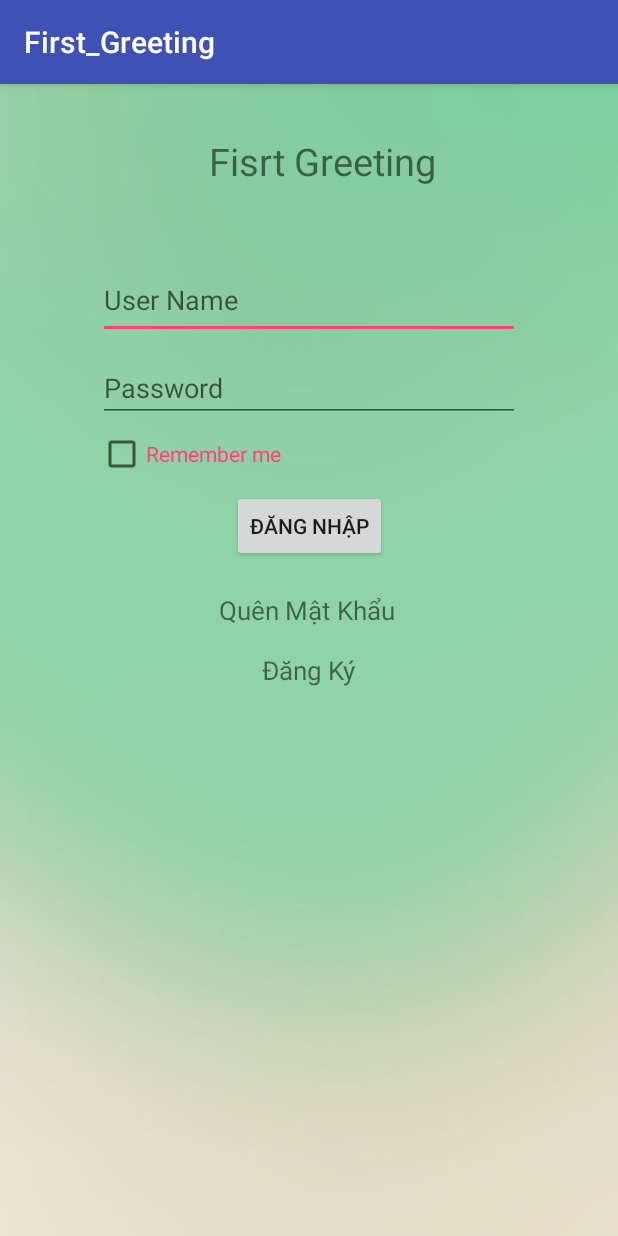
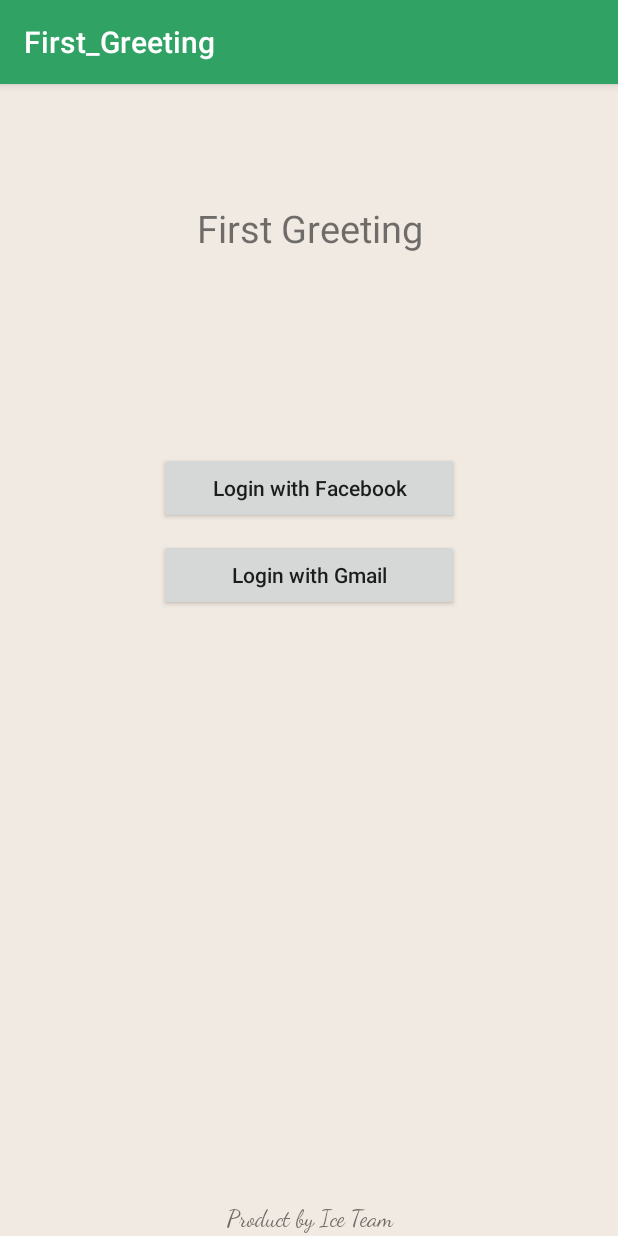
Before and after one commit to haihmse04631/First-Greeting-old, an Android app: the screen it shows after launch (MainActivity), on a phone screen of 412 x 824 dp. Run offline under Robolectric (Android 15) with nearby library versions, the phone set to English and light mode, and no system bars.

Commit message:
Update display For Login Facebook and Gmail
Bên trong đã có 2 class Login for facebook và Gmail. vì chưa có gì bên trong đó nên t để 2 nút liên kết tạm đến class FirstGreetingMain. ae ai làm đến thì đổi class bên trong phần Intent tương ứng mỗi nút là đc nhé. Thôi sập đây. :3

```diff
--- a/Sources/First_Greeting/app/src/main/AndroidManifest.xml
+++ b/Sources/First_Greeting/app/src/main/AndroidManifest.xml
@@ -21,7 +21,9 @@
         <activity
             android:name=".FirstGreetingMain"
             android:label="@string/title_activity_first_greeting_main"
-            android:theme="@style/AppTheme.NoActionBar"></activity>
+            android:theme="@style/AppTheme.NoActionBar" />
+        <activity android:name=".LoginWithFacebook" />
+        <activity android:name=".LoginWithGmail"></activity>
     </application>
 
 </manifest>
--- /dev/null
+++ b/Sources/First_Greeting/app/src/main/java/com/example/haihm/first_greeting/LoginWithFacebook.java
@@ -0,0 +1,13 @@
+package com.example.haihm.first_greeting;
+
+import android.support.v7.app.AppCompatActivity;
+import android.os.Bundle;
+
+public class LoginWithFacebook extends AppCompatActivity {
+
+    @Override
+    protected void onCreate(Bundle savedInstanceState) {
+        super.onCreate(savedInstanceState);
+        setContentView(R.layout.activity_login_with_facebook);
+    }
+}
--- /dev/null
+++ b/Sources/First_Greeting/app/src/main/java/com/example/haihm/first_greeting/LoginWithGmail.java
@@ -0,0 +1,13 @@
+package com.example.haihm.first_greeting;
+
+import android.support.v7.app.AppCompatActivity;
+import android.os.Bundle;
+
+public class LoginWithGmail extends AppCompatActivity {
+
+    @Override
+    protected void onCreate(Bundle savedInstanceState) {
+        super.onCreate(savedInstanceState);
+        setContentView(R.layout.activity_login_with_gmail);
+    }
+}
--- a/Sources/First_Greeting/app/src/main/java/com/example/haihm/first_greeting/MainActivity.java
+++ b/Sources/First_Greeting/app/src/main/java/com/example/haihm/first_greeting/MainActivity.java
@@ -12,9 +12,8 @@ import org.w3c.dom.Text;
 
 public class MainActivity extends AppCompatActivity {
 
-    Button btnLogin;
-    EditText edtUserName, edtPassword;
-    TextView tvForgetPassword, tvSignUp;
+    Button btnLoginFacebook, btnLoginGmail;
+
 
 
     @Override
@@ -24,23 +23,7 @@ public class MainActivity extends AppCompatActivity {
 
         AnhXa();
 
-        tvSignUp.setOnClickListener(new View.OnClickListener() {
-            @Override
-            public void onClick(View v) {
-                Intent intent = new Intent(MainActivity.this, SignUp.class);
-                startActivity(intent);
-            }
-        });
-
-        tvForgetPassword.setOnClickListener(new View.OnClickListener() {
-            @Override
-            public void onClick(View v) {
-                Intent intent = new Intent(MainActivity.this, ForgetPassword.class);
-                startActivity(intent);
-            }
-        });
-
-        btnLogin.setOnClickListener(new View.OnClickListener() {
+        btnLoginFacebook.setOnClickListener(new View.OnClickListener() {
             @Override
             public void onClick(View v) {
                 Intent intent = new Intent(MainActivity.this, FirstGreetingMain.class);
@@ -48,15 +31,19 @@ public class MainActivity extends AppCompatActivity {
             }
         });
 
+        btnLoginGmail.setOnClickListener(new View.OnClickListener() {
+            @Override
+            public void onClick(View v) {
+                Intent intent = new Intent(MainActivity.this, FirstGreetingMain.class);
+                startActivity(intent);
+            }
+        });
 
     }
 
     void AnhXa(){
-        btnLogin = (Button) findViewById(R.id.btnLogin);
-        edtUserName = (EditText) findViewById(R.id.edtUserName);
-        edtPassword = (EditText) findViewById(R.id.edtPassword);
-        tvForgetPassword = (TextView) findViewById(R.id.tvForgetPassword);
-        tvSignUp = (TextView) findViewById(R.id.tvSignUp);
+        btnLoginFacebook = (Button) findViewById(R.id.btnLoginFacebook);
+        btnLoginGmail = (Button) findViewById(R.id.btnLoginWithGmail);
     }
 
 
--- a/Sources/First_Greeting/app/src/main/res/layout/activity_first_greeting_main.xml
+++ b/Sources/First_Greeting/app/src/main/res/layout/activity_first_greeting_main.xml
@@ -7,6 +7,14 @@
     android:layout_height="match_parent"
     android:fitsSystemWindows="true"
     tools:context="com.example.haihm.first_greeting.FirstGreetingMain">
+
+    <android.support.design.widget.FloatingActionButton
+        android:id="@+id/fab"
+        android:layout_width="wrap_content"
+        android:layout_height="wrap_content"
+        android:layout_gravity="end|bottom"
+        android:layout_margin="@dimen/fab_margin"
+        app:srcCompat="@android:drawable/ic_dialog_email" />
 
     <android.support.design.widget.AppBarLayout
         android:id="@+id/appbar"
@@ -24,16 +32,17 @@
             app:popupTheme="@style/AppTheme.PopupOverlay">
 
             <RelativeLayout
-                android:layout_marginTop="15dp"
                 android:layout_width="match_parent"
-                android:layout_height="wrap_content">
+                android:layout_height="wrap_content"
+                android:layout_marginTop="15dp">
+
                 <TextView
+                    android:layout_width="wrap_content"
+                    android:layout_height="wrap_content"
                     android:layout_centerInParent="true"
                     android:text="First Greeting"
                     android:textSize="25sp"
-                    android:textStyle="bold"
-                    android:layout_width="wrap_content"
-                    android:layout_height="wrap_content" />
+                    android:textStyle="bold" />
 
                 <ImageButton
                     android:id="@+id/btnBackToMain"
@@ -56,19 +65,11 @@
 
     </android.support.design.widget.AppBarLayout>
 
-    <android.support.design.widget.FloatingActionButton
-        android:id="@+id/fab"
-        android:layout_width="wrap_content"
-        android:layout_height="wrap_content"
-        android:layout_gravity="end|bottom"
-        android:layout_margin="@dimen/fab_margin"
-        app:srcCompat="@android:drawable/ic_dialog_email" />
-
     <android.support.v4.view.ViewPager
-        android:background="@drawable/background"
         android:id="@+id/container"
         android:layout_width="match_parent"
         android:layout_height="match_parent"
+        android:background="@drawable/background"
         app:layout_behavior="@string/appbar_scrolling_view_behavior" />
 
 </android.support.design.widget.CoordinatorLayout>
--- /dev/null
+++ b/Sources/First_Greeting/app/src/main/res/layout/activity_login_with_facebook.xml
@@ -0,0 +1,10 @@
+<?xml version="1.0" encoding="utf-8"?>
+<android.support.constraint.ConstraintLayout xmlns:android="http://schemas.android.com/apk/res/android"
+    xmlns:app="http://schemas.android.com/apk/res-auto"
+    xmlns:tools="http://schemas.android.com/tools"
+    android:layout_width="match_parent"
+    android:layout_height="match_parent"
+    android:background="@drawable/background"
+    tools:context="com.example.haihm.first_greeting.LoginWithFacebook">
+
+</android.support.constraint.ConstraintLayout>
--- /dev/null
+++ b/Sources/First_Greeting/app/src/main/res/layout/activity_login_with_gmail.xml
@@ -0,0 +1,10 @@
+<?xml version="1.0" encoding="utf-8"?>
+<android.support.constraint.ConstraintLayout xmlns:android="http://schemas.android.com/apk/res/android"
+    xmlns:app="http://schemas.android.com/apk/res-auto"
+    xmlns:tools="http://schemas.android.com/tools"
+    android:layout_width="match_parent"
+    android:layout_height="match_parent"
+    android:background="@drawable/background"
+    tools:context="com.example.haihm.first_greeting.LoginWithGmail">
+
+</android.support.constraint.ConstraintLayout>
--- a/Sources/First_Greeting/app/src/main/res/layout/activity_main.xml
+++ b/Sources/First_Greeting/app/src/main/res/layout/activity_main.xml
@@ -1,109 +1,72 @@
 <?xml version="1.0" encoding="utf-8"?>
-<android.support.constraint.ConstraintLayout xmlns:android="http://schemas.android.com/apk/res/android"
-    xmlns:app="http://schemas.android.com/apk/res-auto"
-    xmlns:tools="http://schemas.android.com/tools"
+<LinearLayout
+    android:orientation="vertical"
+    android:background="@drawable/background"
+    android:layout_height="match_parent"
     android:layout_width="match_parent"
-    android:layout_height="match_parent"
-    android:background="@drawable/background"
-    tools:context="com.example.haihm.first_greeting.MainActivity">
+    android:weightSum="10"
+    xmlns:android="http://schemas.android.com/apk/res/android">
 
-    <TextView
-        android:textSize="25sp"
-        android:id="@+id/tvAppName"
-        android:layout_width="wrap_content"
-        android:layout_height="wrap_content"
-        android:layout_marginTop="34dp"
-        android:text="Fisrt Greeting"
 
-        app:layout_constraintTop_toTopOf="parent"
-        android:layout_marginRight="100dp"
-        app:layout_constraintRight_toRightOf="parent"
-        android:layout_marginLeft="8dp"
-        app:layout_constraintLeft_toLeftOf="parent"
-        app:layout_constraintHorizontal_bias="0.859" />
+    <RelativeLayout
+        android:layout_weight="2.5"
+        android:layout_width="match_parent"
+        android:layout_height="0dp">
+        <TextView
+            android:gravity="center"
+            android:textSize="25sp"
+            android:text="First Greeting"
+            android:layout_width="match_parent"
+            android:layout_height="match_parent" />
+    </RelativeLayout>
+    <LinearLayout
+        android:layout_weight="0.5"
+        android:layout_width="match_parent"
+        android:layout_height="0dp"></LinearLayout>
 
-    <EditText
-        android:id="@+id/edtUserName"
-        android:layout_width="0dp"
-        android:layout_height="51dp"
-        android:layout_marginLeft="65dp"
-        android:layout_marginRight="65dp"
-        android:layout_marginTop="50dp"
-        android:ems="10"
-        android:hint="User Name"
-        android:inputType="textPersonName"
-        app:layout_constraintHorizontal_bias="0.0"
-        app:layout_constraintLeft_toLeftOf="parent"
-        app:layout_constraintRight_toRightOf="parent"
-        app:layout_constraintTop_toBottomOf="@+id/tvAppName" />
+    <LinearLayout
+        android:orientation="vertical"
+        android:layout_weight="3"
+        android:layout_width="match_parent"
+        android:layout_height="0dp">
 
-    <EditText
-        android:id="@+id/edtPassword"
-        android:layout_width="0dp"
-        android:layout_height="wrap_content"
-        android:layout_marginLeft="65dp"
-        android:layout_marginRight="65dp"
-        android:layout_marginTop="10dp"
-        android:ems="10"
-        android:hint="Password"
-        android:inputType="textPassword"
-        app:layout_constraintHorizontal_bias="0.0"
-        app:layout_constraintLeft_toLeftOf="parent"
-        app:layout_constraintRight_toRightOf="parent"
-        app:layout_constraintTop_toBottomOf="@+id/edtUserName" />
+        <Button
+            android:id="@+id/btnLoginFacebook"
+            android:layout_marginTop="15dp"
+            android:layout_gravity="center_horizontal"
+            android:textAllCaps="false"
+            android:text="Login with Facebook"
+            android:layout_width="200dp"
+            android:layout_height="wrap_content" />
 
-    <Button
-        android:id="@+id/btnLogin"
-        android:layout_width="wrap_content"
-        android:layout_height="wrap_content"
-        android:text="Đăng Nhập"
-        android:layout_marginTop="45dp"
-        app:layout_constraintTop_toBottomOf="@+id/edtPassword"
-        android:layout_marginLeft="8dp"
-        app:layout_constraintLeft_toLeftOf="parent"
-        android:layout_marginRight="8dp"
-        app:layout_constraintRight_toRightOf="parent"
-        app:layout_constraintHorizontal_bias="0.501" />
+        <Button
+            android:id="@+id/btnLoginWithGmail"
+            android:layout_width="200dp"
+            android:layout_height="wrap_content"
+            android:layout_gravity="center_horizontal"
+            android:layout_marginTop="10dp"
+            android:text="Login with Gmail"
+            android:textAllCaps="false" />
 
-    <TextView
-        android:textSize="17sp"
-        android:id="@+id/tvForgetPassword"
-        android:layout_width="wrap_content"
-        android:layout_height="wrap_content"
-        android:layout_marginLeft="44dp"
-        android:layout_marginRight="8dp"
-        android:layout_marginTop="20dp"
-        android:text="Quên Mật Khẩu"
-        app:layout_constraintHorizontal_bias="0.421"
-        app:layout_constraintLeft_toLeftOf="parent"
-        app:layout_constraintRight_toRightOf="parent"
-        app:layout_constraintTop_toBottomOf="@+id/btnLogin" />
+    </LinearLayout>
 
-    <TextView
-        android:id="@+id/tvSignUp"
-        android:layout_width="wrap_content"
-        android:layout_height="wrap_content"
-        android:layout_marginLeft="8dp"
-        android:layout_marginRight="8dp"
-        android:layout_marginTop="16dp"
-        android:text="Đăng Ký"
-        android:textSize="17sp"
-        app:layout_constraintLeft_toLeftOf="parent"
-        app:layout_constraintRight_toRightOf="parent"
-        app:layout_constraintTop_toBottomOf="@+id/tvForgetPassword" />
+    <RelativeLayout
+        android:orientation="vertical"
+        android:layout_weight="4"
+        android:layout_width="match_parent"
+        android:layout_height="0dp">
 
-    <CheckBox
-        android:textColor="@color/colorAccent"
-        android:id="@+id/cbRememberID"
-        android:layout_width="0dp"
-        android:layout_height="wrap_content"
-        android:text="Remember me"
-        android:layout_marginTop="5dp"
-        app:layout_constraintTop_toBottomOf="@+id/edtPassword"
-        android:layout_marginLeft="65dp"
-        app:layout_constraintLeft_toLeftOf="parent"
-        android:layout_marginRight="170dp"
-        app:layout_constraintRight_toRightOf="parent"
-        app:layout_constraintHorizontal_bias="0.0" />
+        <TextView
+            android:layout_marginBottom="2dp"
+            android:layout_alignParentBottom="true"
+            android:gravity="center_horizontal"
+            android:fontFamily="cursive"
+            android:textSize="15sp"
+            android:text="Product by Ice Team"
+            android:layout_width="match_parent"
+            android:layout_height="wrap_content" />
 
-</android.support.constraint.ConstraintLayout>
+    </RelativeLayout>
+
+
+</LinearLayout>
--- a/Sources/First_Greeting/app/src/main/res/values/colors.xml
+++ b/Sources/First_Greeting/app/src/main/res/values/colors.xml
@@ -1,6 +1,6 @@
 <?xml version="1.0" encoding="utf-8"?>
 <resources>
-    <color name="colorPrimary">#3F51B5</color>
-    <color name="colorPrimaryDark">#303F9F</color>
+    <color name="colorPrimary">#2FA264</color>
+    <color name="colorPrimaryDark">#01823C</color>
     <color name="colorAccent">#FF4081</color>
 </resources>
```
Also changed, not shown: Sources/First_Greeting/app/src/main/res/drawable/background.jpg (deleted), Sources/First_Greeting/app/src/main/res/drawable/background.png (added).
